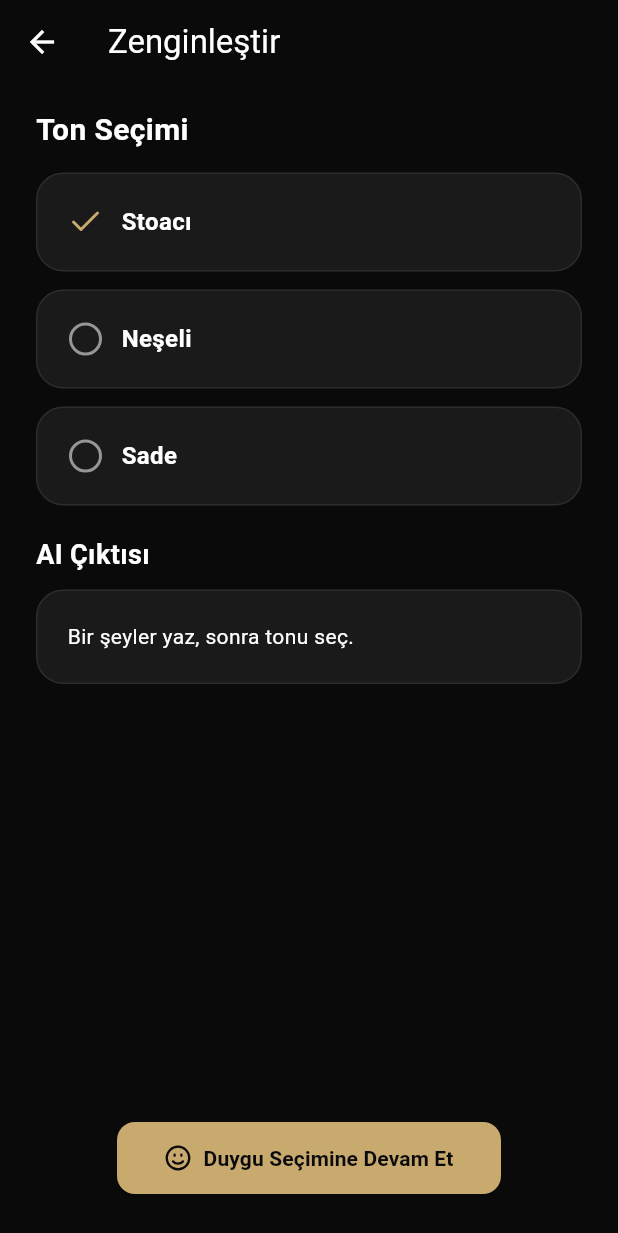
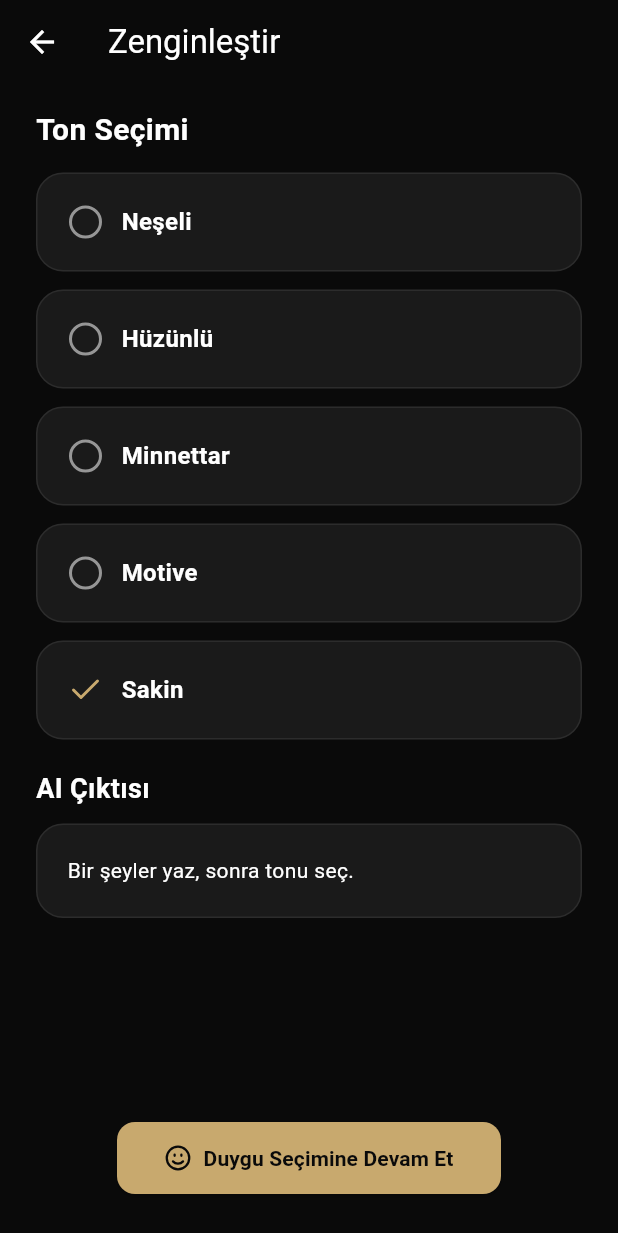
Before and after one commit to AbdullahSaitAvci/ai-gunluk, a Flutter app: the EnrichScreen screen opened by its route, on a phone screen of 412 x 824 dp. Shown: the top 1233 px of the screen. Run offline on Flutter 3.47's test engine with Material 3 defaults, Android fonts, the phone set to English and light mode, and no system bars; our stand-ins replace flutter_riverpod, lucide_icons_flutter, table_calendar.

Commit message:
feat: update tones to 5 meaningful options, improve AI prompt

```diff
--- a/mobile/lib/screens/enrich_screen.dart
+++ b/mobile/lib/screens/enrich_screen.dart
@@ -15,7 +15,7 @@ class EnrichScreen extends ConsumerWidget {
   Widget build(BuildContext context, WidgetRef ref) {
     final selectedTone = ref.watch(selectedToneProvider);
     final enrichedAsync = ref.watch(enrichedTextProvider);
-    const tones = ['Stoacı', 'Neşeli', 'Sade'];
+    const tones = ['Neşeli', 'Hüzünlü', 'Minnettar', 'Motive', 'Sakin'];
 
     return Scaffold(
       appBar: AppBar(title: const Text('Zenginleştir')),
--- a/mobile/lib/screens/mock_state.dart
+++ b/mobile/lib/screens/mock_state.dart
@@ -9,7 +9,7 @@ final mockQuestionProvider = FutureProvider<String>((ref) async {
 
 // Geri kalanlar aynı kalıyor
 final entryTextProvider = StateProvider<String>((ref) => '');
-final selectedToneProvider = StateProvider<String>((ref) => 'Stoacı');
+final selectedToneProvider = StateProvider<String>((ref) => 'Sakin');
 final enrichedTextProvider = FutureProvider<String>((ref) async {
   final tone = ref.watch(selectedToneProvider);
   final rawText = ref.watch(entryTextProvider);
```
Also changed, not shown: 1 other file.
